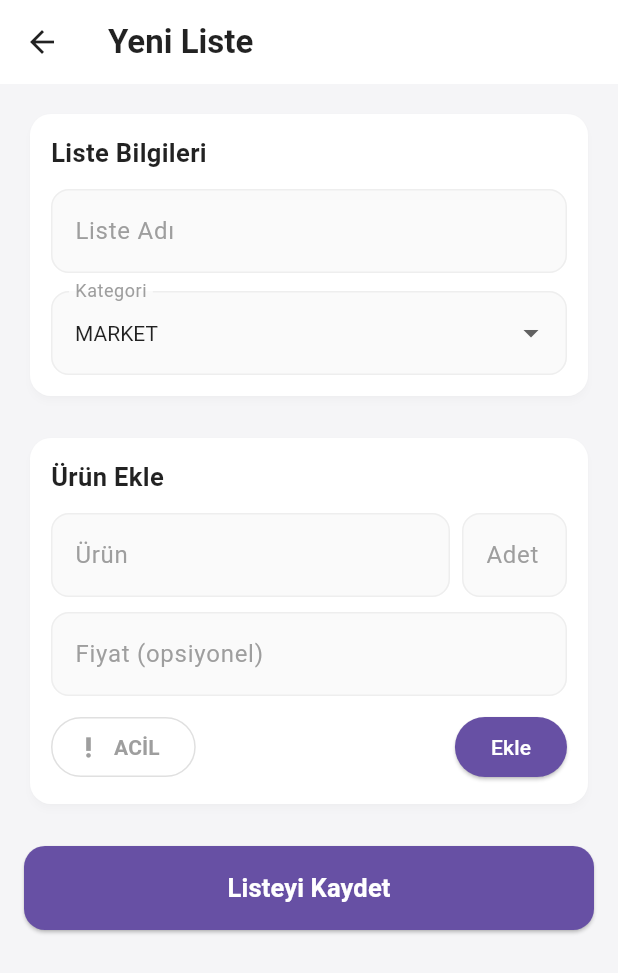
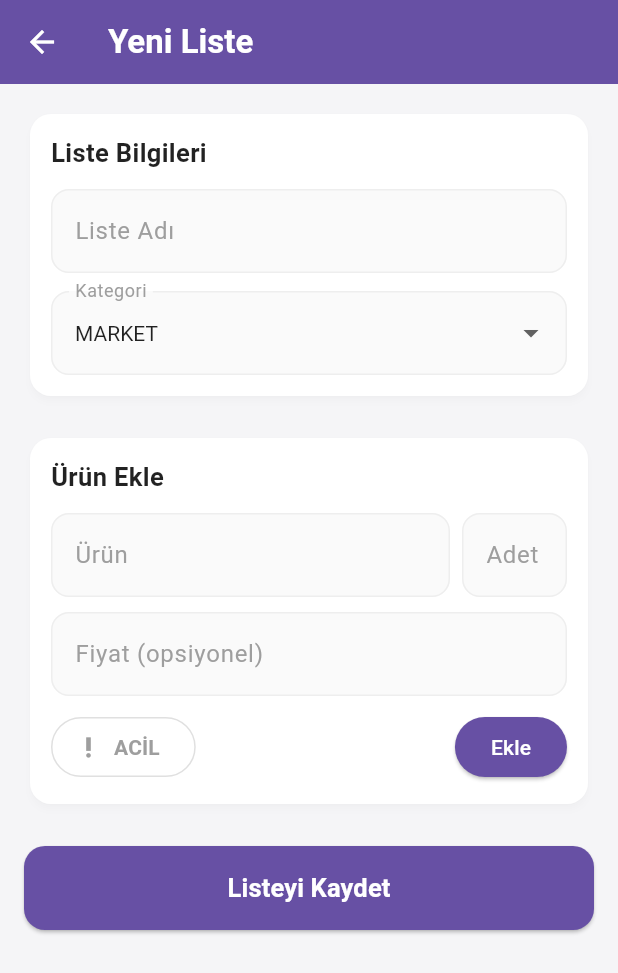
Before and after one commit to sudenrkra/tickBuy_app, a Flutter app: the screen it shows after launch, after a tap on "YENİ LİSTE OLUŞTUR", on a phone screen of 412 x 824 dp. Shown: the top 973 px of the screen. Run offline on Flutter 3.47's test engine with Material 3 defaults, Android fonts, the phone set to English and light mode, and no system bars; our stand-ins replace hive, hive_flutter; accounts and stored records are empty.

Commit message:
Kodlar guncellendi

```diff
--- a/lib/screens/home_screen.dart
+++ b/lib/screens/home_screen.dart
@@ -24,14 +24,14 @@ class HomeScreen extends StatelessWidget {
         flexibleSpace: ClipRect(
           child: BackdropFilter(
             filter: ImageFilter.blur(sigmaX: 6, sigmaY: 6),
-            child: Container(color: Colors.white.withOpacity(0.85)),
+            child: Container(color: primaryColor),
           ),
         ),
         title: const Text(
           '🛒 Alışveriş Listelerim',
-          style: TextStyle(fontWeight: FontWeight.bold, color: Colors.black87),
+          style: TextStyle(fontWeight: FontWeight.bold, color: Colors.white),
         ),
-        foregroundColor: Colors.black87,
+        foregroundColor: Colors.white,
         actions: [
           Center(
             child: Padding(
@@ -40,7 +40,7 @@ class HomeScreen extends StatelessWidget {
                 'Toplam ${listProvider.toplamAktifUrunSayisi} Ürün',
                 style: const TextStyle(
                   fontWeight: FontWeight.bold,
-                  color: Colors.black54,
+                  color: Colors.white70,
                 ),
               ),
             ),
--- a/lib/screens/list_create_screen.dart
+++ b/lib/screens/list_create_screen.dart
@@ -81,12 +81,12 @@ class _ListCreateScreenState extends State<ListCreateScreen> {
 
       appBar: AppBar(
         elevation: 0,
-        backgroundColor: Colors.white,
+        backgroundColor: primary,
         title: const Text(
           'Yeni Liste',
-          style: TextStyle(color: Colors.black87, fontWeight: FontWeight.bold),
+          style: TextStyle(color: Colors.white, fontWeight: FontWeight.bold),
         ),
-        foregroundColor: Colors.black87,
+        foregroundColor: Colors.white,
       ),
 
       body: SingleChildScrollView(
--- a/lib/screens/list_detail_screen.dart
+++ b/lib/screens/list_detail_screen.dart
@@ -197,17 +197,17 @@ class _ListDetailScreenState extends State<ListDetailScreen> {
         flexibleSpace: ClipRect(
           child: BackdropFilter(
             filter: ImageFilter.blur(sigmaX: 7, sigmaY: 7),
-            child: Container(color: Colors.white.withOpacity(0.85)),
+            child: Container(color: primaryColor),
           ),
         ),
         title: Text(
           liste.listeAdi,
           style: const TextStyle(
             fontWeight: FontWeight.bold,
-            color: Colors.black87,
+            color: Colors.white,
           ),
         ),
-        foregroundColor: Colors.black87,
+        foregroundColor: Colors.white,
       ),
 
       body: ListView(
```
